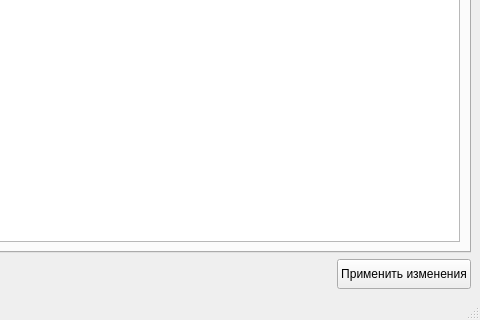
Grigoriy457/for_uchi_doma, file bd/template.ui: the form before one commit; both pictures show x 390 to 870 and y 170 to 490 of the 870 by 490 pixel window.
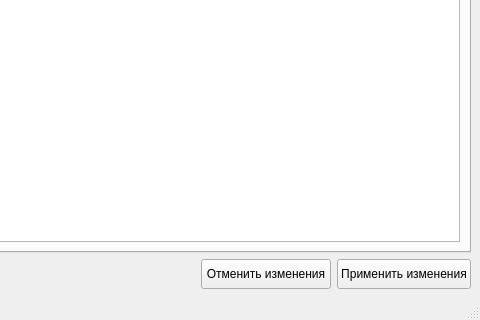
The form after the commit.

```diff
--- a/bd/template.ui
+++ b/bd/template.ui
@@ -52,6 +52,19 @@
         </property>
        </spacer>
       </item>
+      <item>
+       <widget class="QPushButton" name="cancelCangesButton">
+        <property name="minimumSize">
+         <size>
+          <width>130</width>
+          <height>30</height>
+         </size>
+        </property>
+        <property name="text">
+         <string>Отменить изменения</string>
+        </property>
+       </widget>
+      </item>
       <item>
        <widget class="QPushButton" name="applyChangesButton">
         <property name="minimumSize">
```
